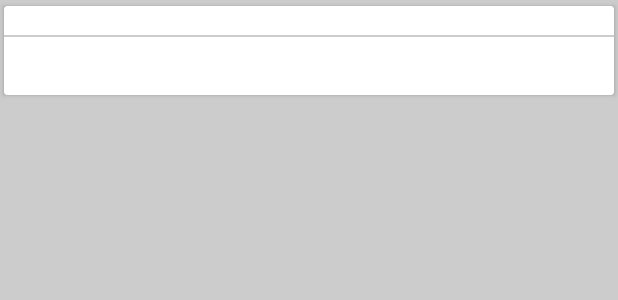
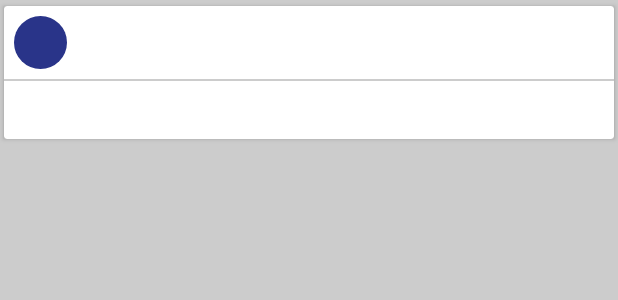
Before and after one commit to bfgardner/cs370androidcode, an Android app: the layout content_user_account_home.xml on its own in the app's theme, with its tools: preview values and no code run, on a phone screen of 412 x 824 dp. Shown: the top 300 px of the screen. Run offline under Robolectric (Android 15) with nearby library versions, the phone set to English and light mode, and no system bars.

Commit message:
Added circles

```diff
--- a/app/src/main/java/io/iaso/iaso/viewholder/RecyclerViewHolder.java
+++ b/app/src/main/java/io/iaso/iaso/viewholder/RecyclerViewHolder.java
@@ -38,7 +38,7 @@ public class RecyclerViewHolder extends RecyclerView.ViewHolder {
         medicineCard = (LinearLayout) itemView.findViewById(R.id.medicine_card);
         medicineDetailTextView = (TextView)itemView.findViewById(R.id.recycler_medicine_details);
         medicineNextTimeTextView = (TextView)itemView.findViewById(R.id.recycler_medicine_next_dose);
-        //medicineTitle = (TextView)itemView.findViewById(R.id.recycler_medicine_title);
+        medicineTitle = (TextView)itemView.findViewById(R.id.recycler_medicine_title);
 
         medicineCard.setOnClickListener(new View.OnClickListener() {
             @Override
@@ -62,10 +62,12 @@ public class RecyclerViewHolder extends RecyclerView.ViewHolder {
     }
 
     public void bindView(Medicine item) {
+
+
         medicineNameTextView.setText(item.getMed_name());
         medicineDetailTextView.setText(item.getDescription());
         medicineNextTimeTextView.setText(item.getNextDose());
-        //medicineTitle.setText(item.getMed_name());
+        medicineTitle.setText(item.getMed_name().substring(0,1));
         mainUse = item.getMain_usage();
         med_id = item.getMedicine_id();
         dosages = item.getDosage_times();
--- a/app/src/main/res/drawable/circle.xml
+++ b/app/src/main/res/drawable/circle.xml
@@ -1,5 +1,5 @@
 <?xml version="1.0" encoding="utf-8"?>
 <shape xmlns:android="http://schemas.android.com/apk/res/android"
     android:shape="oval">
-    <solid android:color="@color/colorAccent" />
+    <solid android:color="@color/colorPrimaryDark" />
 </shape>
--- a/app/src/main/res/layout/content_user_account_home.xml
+++ b/app/src/main/res/layout/content_user_account_home.xml
@@ -30,19 +30,32 @@
             android:layout_height="wrap_content"
             android:orientation="vertical">
 
-            <!--<TextView-->
-                <!--android:id="@+id/recycler_medicine_title"-->
-                <!--android:layout_width="40dp"-->
-                <!--android:layout_height="40dp"-->
-                <!--android:background="@drawable/circle"-->
-                <!--android:gravity="center_vertical" />-->
+            <LinearLayout xmlns:android="http://schemas.android.com/apk/res/android"
+                android:layout_width="match_parent"
+                android:layout_height="wrap_content"
+                android:padding="10px"
+                android:orientation="horizontal"  >
+
+                <TextView
+                    android:id="@+id/recycler_medicine_title"
+                    android:layout_width="35dp"
+                    android:layout_height="35dp"
+                    android:padding="2px"
+                    android:background="@drawable/circle"
+                    android:textColor="@color/cardview_light_background"
+                    android:textAlignment="center"
+                    android:textSize="11pt"
+                    android:gravity="center_vertical" />
 
                 <TextView
                     android:id="@+id/recycler_medicine_name"
+                    android:paddingLeft="5dp"
                     android:layout_width="match_parent"
                     android:layout_height="match_parent"
                     android:gravity="center_vertical"
                     android:layout_weight="10"/>
+
+            </LinearLayout>
 
             <View
                 android:layout_width="match_parent"
```
Lines whose indentation alone changed are shown as unchanged.
